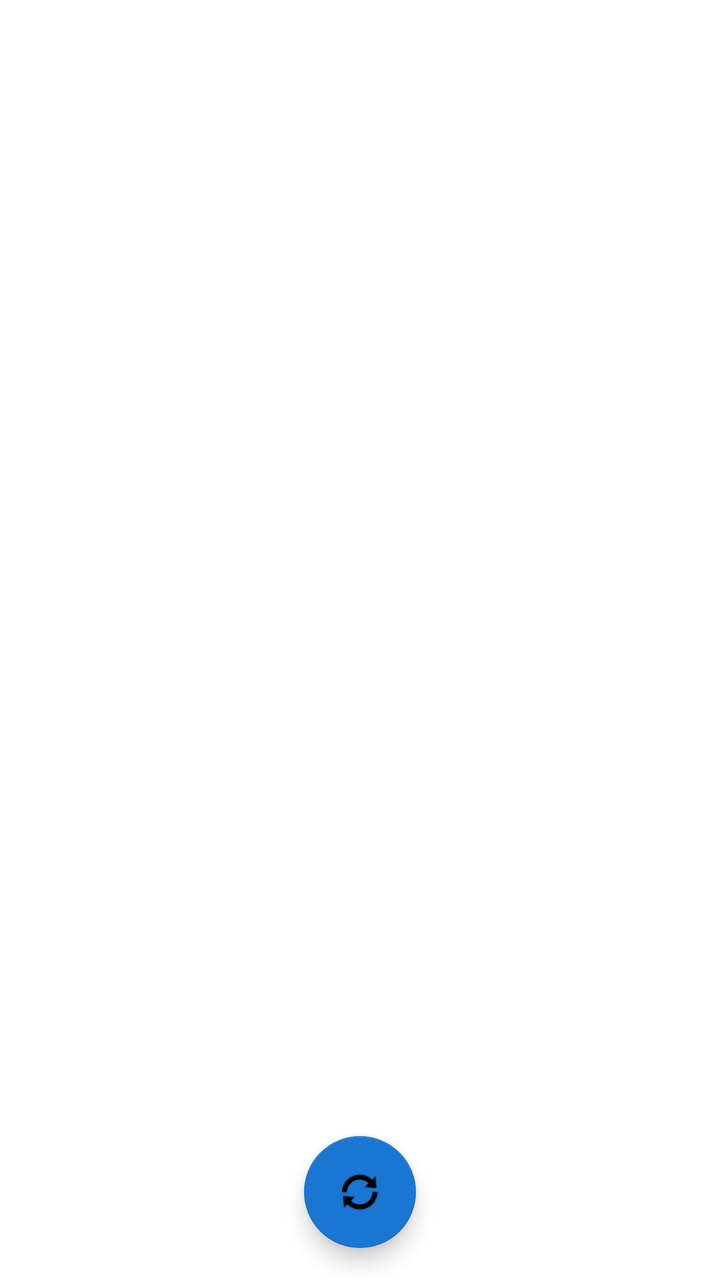
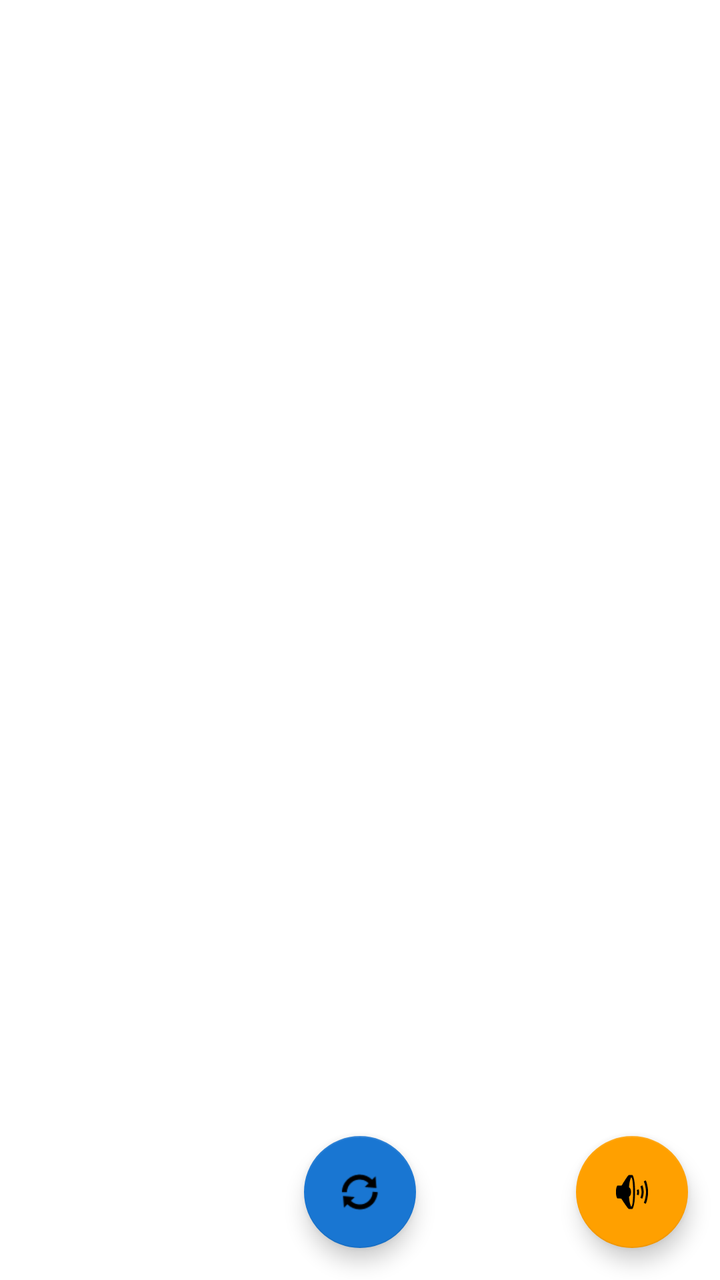

Before-and-after screenshots of an Android layout around one commit, followed by the original layout XML and the change that was made.
<!-- AndroidManifest.xml: application theme AppTheme -->
<!-- res/layout/activity_main.xml -->
<?xml version="1.0" encoding="utf-8"?>
<androidx.coordinatorlayout.widget.CoordinatorLayout xmlns:android="http://schemas.android.com/apk/res/android"
    xmlns:app="http://schemas.android.com/apk/res-auto"
    android:layout_width="match_parent"
    android:layout_height="match_parent">

    <androidx.constraintlayout.widget.ConstraintLayout
        android:layout_width="match_parent"
        android:layout_height="match_parent">

        <ProgressBar
            android:id="@+id/progress_bar"
            android:layout_width="wrap_content"
            android:layout_height="wrap_content"
            app:layout_constraintBottom_toBottomOf="parent"
            app:layout_constraintEnd_toEndOf="parent"
            app:layout_constraintStart_toStartOf="parent"
            app:layout_constraintTop_toTopOf="parent" />

        <androidx.recyclerview.widget.RecyclerView
            android:id="@+id/recycler_doctors"
            android:layout_width="match_parent"
            android:layout_height="match_parent"
            android:clipToPadding="false"
            android:padding="8dp" />

    </androidx.constraintlayout.widget.ConstraintLayout>

    <com.google.android.material.floatingactionbutton.FloatingActionButton
        android:id="@+id/fab_refresh"
        android:layout_width="wrap_content"
        android:layout_height="wrap_content"
        android:layout_gravity="bottom|center"
        android:layout_margin="16dp"
        android:contentDescription="بروزرسانی"
        app:srcCompat="@android:drawable/ic_popup_sync"
        app:backgroundTint="#1976D2" />

</androidx.coordinatorlayout.widget.CoordinatorLayout>
<!-- resources referenced by this layout -->
<resources>
  <style name="AppTheme" parent="Theme.MaterialComponents.Light.NoActionBar">
      </style>
</resources>

<!-- the commit's change to res/layout/activity_main.xml (unified diff, before → after) -->
@@ -4,7 +4,7 @@
     android:layout_width="match_parent"
     android:layout_height="match_parent">
 
-    <androidx.constraintlayout.widget.ConstraintLayout
+    <RelativeLayout
         android:layout_width="match_parent"
         android:layout_height="match_parent">
 
@@ -12,10 +12,7 @@
             android:id="@+id/progress_bar"
             android:layout_width="wrap_content"
             android:layout_height="wrap_content"
-            app:layout_constraintBottom_toBottomOf="parent"
-            app:layout_constraintEnd_toEndOf="parent"
-            app:layout_constraintStart_toStartOf="parent"
-            app:layout_constraintTop_toTopOf="parent" />
+            android:layout_centerInParent="true" />
 
         <androidx.recyclerview.widget.RecyclerView
             android:id="@+id/recycler_doctors"
@@ -23,17 +20,29 @@
             android:layout_height="match_parent"
             android:clipToPadding="false"
             android:padding="8dp" />
+    </RelativeLayout>
 
-    </androidx.constraintlayout.widget.ConstraintLayout>
-
+    
     <com.google.android.material.floatingactionbutton.FloatingActionButton
         android:id="@+id/fab_refresh"
         android:layout_width="wrap_content"
         android:layout_height="wrap_content"
-        android:layout_gravity="bottom|center"
+        android:layout_gravity="bottom|center_horizontal"
         android:layout_margin="16dp"
         android:contentDescription="بروزرسانی"
         app:srcCompat="@android:drawable/ic_popup_sync"
         app:backgroundTint="#1976D2" />
 
+    
+    <com.google.android.material.floatingactionbutton.FloatingActionButton
+        android:id="@+id/fab_speaker"
+        android:layout_width="wrap_content"
+        android:layout_height="wrap_content"
+        android:layout_gravity="bottom|end"
+        android:layout_margin="16dp"
+        android:contentDescription="پیام‌ها"
+        app:srcCompat="@android:drawable/ic_lock_silent_mode_off"
+        app:backgroundTint="#FFA000"
+        android:scaleX="1.0"
+        android:scaleY="1.0" />
 </androidx.coordinatorlayout.widget.CoordinatorLayout>
